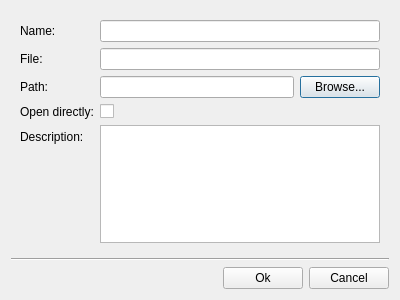
Old version of the form src/project/file_project_new_dialog.ui in the repository rdit-ch/itemframework.
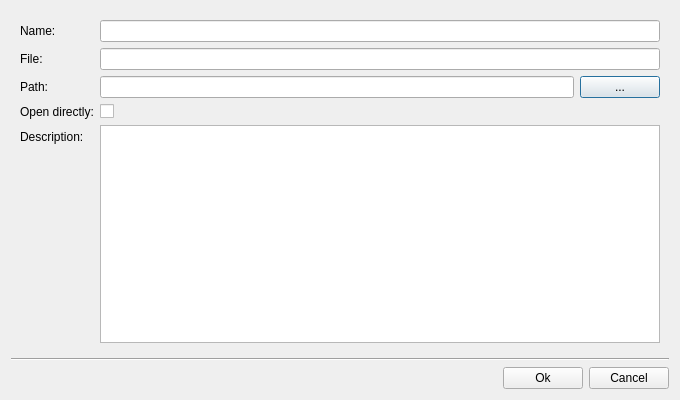
New version of the form.

Patch:
```diff
--- a/src/project/file_project_new_dialog.ui
+++ b/src/project/file_project_new_dialog.ui
@@ -6,8 +6,8 @@
    <rect>
     <x>0</x>
     <y>0</y>
-    <width>400</width>
-    <height>300</height>
+    <width>680</width>
+    <height>400</height>
    </rect>
   </property>
   <property name="windowTitle">
@@ -17,6 +17,9 @@
    <item>
     <widget class="QWidget" name="widget" native="true">
      <layout class="QFormLayout" name="formLayout_2">
+      <property name="fieldGrowthPolicy">
+       <enum>QFormLayout::ExpandingFieldsGrow</enum>
+      </property>
       <item row="0" column="0">
        <widget class="QLabel" name="labelName">
         <property name="text">
@@ -63,7 +66,7 @@
         <item>
          <widget class="QPushButton" name="butShowFileDialog">
           <property name="text">
-           <string>Browse...</string>
+           <string>...</string>
           </property>
          </widget>
         </item>
```
Left out of the diff: 6 changed lines with no effect on the pictures.
